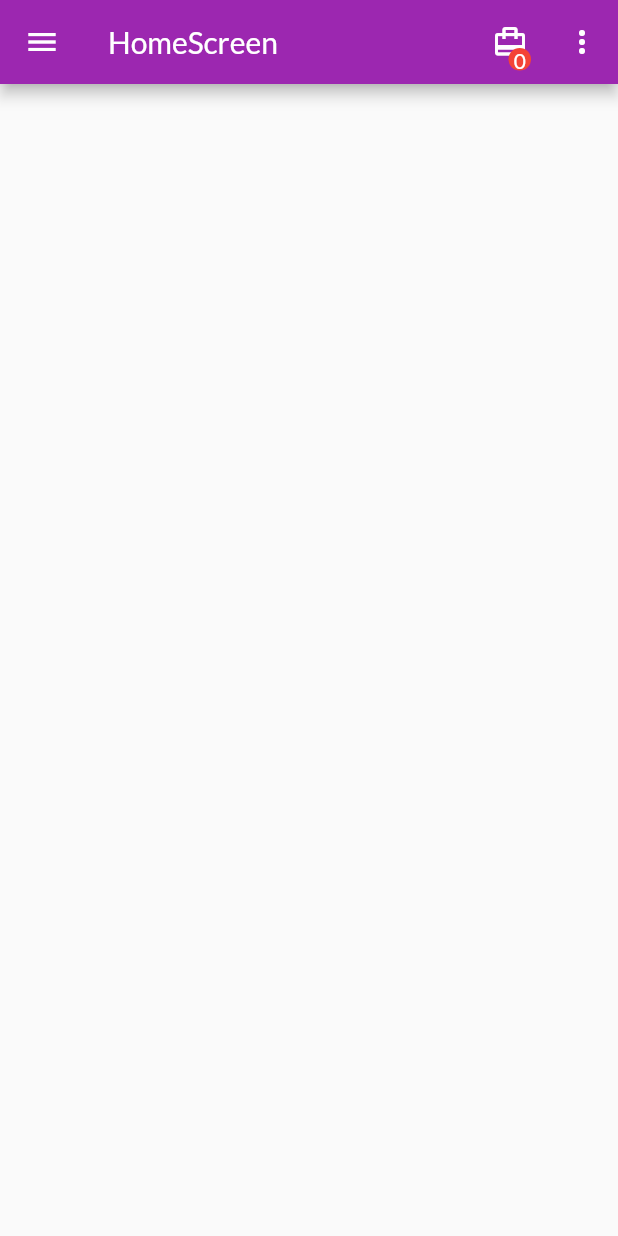
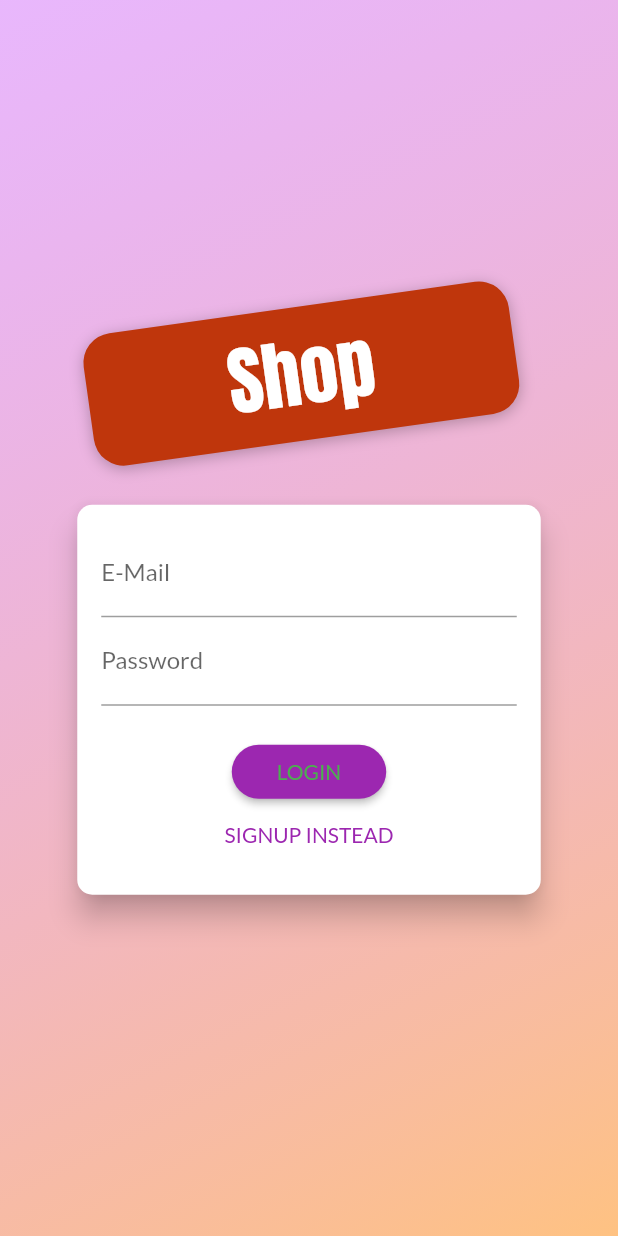
Before and after one commit to FahadNakash/ShopApp_Getx, a Flutter app: the screen it shows after launch, on a phone screen of 412 x 824 dp. Run offline on Flutter 3.47's test engine with Material 2 defaults, Android fonts, the phone set to English and light mode, and no system bars; our stand-ins replace cloud_firestore, firebase_auth, firebase_core, fluttertoast, get; accounts and stored records are empty.

Commit message:
working on Authentication add signout  and Login method

```diff
--- /dev/null
+++ b/lib/controller/auth_controller.dart
@@ -0,0 +1,133 @@
+import 'package:flutter/cupertino.dart';
+import 'package:flutter/material.dart';
+import 'package:get/get.dart';
+import 'package:firebase_auth/firebase_auth.dart';
+import 'package:shopapp_getx/screens/product_overview_screen.dart';
+import 'package:fluttertoast/fluttertoast.dart';
+import '../screens/auth_screen.dart';
+// class AuthController extends GetxController{
+//   late String _token;
+//   late String _userId;
+//   late Rx<DateTime> _expiry=DateTime.now().obs;
+//
+//   bool? get isAuth{
+//     return token!=null;
+//   }
+//
+//   String? get token{
+//     if (_token!=null && _expiry.value.isAfter(DateTime.now()) && _expiry!=null) {
+//       return token;
+//     }
+//     return null;
+//   }
+//
+//   final String apiKey='AIzaSyAZ8wWGnsLXHEjntBYzf4LJZFhosPa_Ow8';
+//
+//   static AuthController get authGetter=>Get.find<AuthController>();
+//   //signup
+//   Future<void> sigUp(String email,String password)async{
+// try{
+//   var url=Uri.parse('https://identitytoolkit.googleapis.com/v1/accounts:signUp?key=$apiKey');
+//   final response=await http.post(url,body:json.encode({
+//     'email':email,
+//     'password':password,
+//     'returnSecureToken':true
+//   }));
+//   if (json.decode(response.body)['error']!=null) {
+//     throw HttpException(json.decode(response.body)['error']['message']);
+//   }
+//   _token=json.decode(response.body)['idToken'];
+//   _userId=json.decode(response.body)['localId'];
+//   _expiry.value=DateTime.now().add(Duration( seconds: json.decode(response.body)['expiresIn']));
+// }catch(error){
+//  throw(error);
+// }
+//   }
+//
+//   //login
+//   Future<void> logIn(String email,String password)async{
+//    try{
+//      var url=Uri.parse('https://identitytoolkit.googleapis.com/v1/accounts:signInWithPassword?key=$apiKey');
+//      final response=await http.post(url,body: json.encode({
+//        'email':email,
+//        'password':password,
+//        'returnSecureToken':true
+//      }));
+//      print(json.decode(response.body));
+//      if (json.decode(response.body)['error']!=null){
+//        throw HttpException(json.decode(response.body)['error']['message']);
+//      }
+//    }catch(error){
+//      throw error;
+//    }
+//
+//
+//
+//   }
+//
+//
+//
+//
+// }
+class AuthController extends GetxController{
+  static AuthController get authGetter =>Get.find<AuthController>();
+  FirebaseAuth _auth=FirebaseAuth.instance;
+  //get the username ,email,password
+  late Rx<User?> user;
+  @override
+  void onReady() {
+    super.onReady();
+    user=Rx<User?>(_auth.currentUser);
+    //our user now notify...
+    user.bindStream(_auth.userChanges());
+    //triggle whenever userchanges appear
+    ever(user, _initialScreen);
+  }
+
+  _initialScreen(User? user){
+    if (user==null) {
+      Get.offAll(()=>AuthScreen());
+    }else{
+      Get.offAll(()=>ProductOverViewScreen());
+    }
+  }
+
+  Future<void> signUp(String email,String password)async{
+    try{
+      await _auth.createUserWithEmailAndPassword(email: email, password: password);
+      print('Success');
+    }on FirebaseAuthException catch(e){
+      Fluttertoast.showToast(msg: e.message.toString());
+     // Get.defaultDialog(title: 'Alert',content: Text(e.message.toString()),actions: [TextButton(onPressed: (){Get.back();}, child: Text('ok'))]);
+    }catch(error){
+      Get.snackbar('Alert', error.toString(),duration: Duration(seconds: 1));
+    }
+
+
+  }
+  Future<void> logIn(String email,String password)async{
+    try{
+      await _auth.signInWithEmailAndPassword(email: email, password: password);
+      print('Success');
+    }on FirebaseAuthException catch(e){
+      Fluttertoast.showToast(msg: e.message.toString(),gravity: ToastGravity.TOP);
+     // Get.defaultDialog(title: 'Alert',content: Text(e.message.toString()),actions: [TextButton(onPressed: (){Get.back();}, child: Text('ok'))]);
+
+    }
+    catch(error){
+      Get.defaultDialog(title: 'Alert',content: Text(error.toString()),actions: [TextButton(onPressed: (){Get.back();}, child: Text('ok'))]);
+    }
+
+
+  }
+  Future<void> signOut(String email,String password)async{
+    try{
+      await _auth.signOut();
+    }catch(error){
+      Get.snackbar('Alert', error.toString(),duration: Duration(seconds: 1));
+    }
+
+
+  }
+
+}
--- a/lib/main.dart
+++ b/lib/main.dart
@@ -1,3 +1,5 @@
+import 'package:cloud_firestore/cloud_firestore.dart';
+import 'package:firebase_auth/firebase_auth.dart';
 import 'package:flutter/material.dart';
 import 'package:get/get.dart';
 import 'package:shopapp_getx/controller/order_controller.dart';
@@ -10,11 +12,17 @@ import 'screens/cart_screen.dart';
 import 'screens/order_screen.dart';
 import 'screens/user_product_screen.dart';
 import 'screens/edit_product_screen.dart';
+import 'screens/auth_screen.dart';
+import 'controller/auth_controller.dart';
+import 'package:firebase_core/firebase_core.dart';
 
-void main() {
+Future<void> main()async {
+  WidgetsFlutterBinding.ensureInitialized();
+ await Firebase.initializeApp().then((value) => Get.put(AuthController()));
   Get.put(CartController());
   Get.put(ProductsController());
   Get.put(OrderController());
+  Get.lazyPut(() => AuthController());
   runApp(const MyApp());
 }
 class MyApp extends StatelessWidget {
@@ -32,14 +40,15 @@ class MyApp extends StatelessWidget {
         accentColor: Colors.orangeAccent,
         fontFamily: 'Lato'
       ),
-      home: ProductOverViewScreen(),
+      home: AuthScreen(),
       getPages: [
         GetPage(name: '/product_overview_screen', page: ()=>ProductOverViewScreen()),
         GetPage(name: '/product_detail_screen', page: ()=>ProductDetailScreen()),
         GetPage(name: '/cart_screen', page: ()=>CartScreen()),
         GetPage(name: '/order_screen', page: ()=>OrderScreen()),
         GetPage(name: '/user_product_screen', page:()=>UserProductScreen()),
-        GetPage(name: '/edit_product_screen', page:()=>EditProductScreen())
+        GetPage(name: '/edit_product_screen', page:()=>EditProductScreen()),
+        GetPage(name: '/auth_screen', page:()=>AuthScreen())
       ],
     );
   }
--- /dev/null
+++ b/lib/screens/auth_screen.dart
@@ -0,0 +1,253 @@
+import 'dart:math';
+import 'package:flutter/material.dart';
+import 'package:get/get.dart';
+import 'package:shopapp_getx/controller/auth_controller.dart';
+import 'package:shopapp_getx/helper_functions/custom_exception.dart';
+
+enum AuthMode { Signup, Login }
+
+class AuthScreen extends StatelessWidget{
+
+  @override
+  Widget build(BuildContext context) {
+    final deviceSize = MediaQuery.of(context).size;
+
+    // final transformConfig = Matrix4.rotationZ(-8 * pi / 180);
+    // transformConfig.translate(-10.0);
+    return Scaffold(
+      // resizeToAvoidBottomInset: false,
+      body: Stack(
+        children: <Widget>[
+          Container(
+            decoration: BoxDecoration(
+              gradient: LinearGradient(
+                colors: [
+                  Color.fromRGBO(215, 117, 255, 1).withOpacity(0.5),
+                  Color.fromRGBO(255, 188, 117, 1).withOpacity(0.9),
+                ],
+                begin: Alignment.topLeft,
+                end: Alignment.bottomRight,
+                stops: [0, 1],
+              ),
+            ),
+          ),
+          SingleChildScrollView(
+            child: Container(
+              height: deviceSize.height,
+              width: deviceSize.width,
+              child: Column(
+                mainAxisAlignment: MainAxisAlignment.center,
+                crossAxisAlignment: CrossAxisAlignment.center,
+                children: <Widget>[
+                  Flexible(
+                    child: Container(
+                      margin: EdgeInsets.only(bottom: 20.0),
+                      padding: EdgeInsets.symmetric(vertical: 8.0, horizontal: 94.0),
+                      transform: Matrix4.rotationZ(-8 * pi / 180)..translate(-10.0),
+                      // ..translate(-10.0),
+                      decoration: BoxDecoration(
+                        borderRadius: BorderRadius.circular(20),
+                        color: Colors.deepOrange.shade900,
+                        boxShadow: [
+                          BoxShadow(
+                            blurRadius: 8,
+                            color: Colors.black26,
+                            offset: Offset(0, 2),
+                          )
+                        ],
+                      ),
+                      child: Text(
+                        'Shop',
+                        style: TextStyle(
+                          color: Colors.white,
+                          fontSize: 50,
+                          fontFamily: 'Anton',
+                          fontWeight: FontWeight.normal,
+                        ),
+                      ),
+                    ),
+                  ),
+                  Flexible(
+                    flex: deviceSize.width > 600 ? 2 : 1,
+                    child: AuthCard(),
+                  ),
+                ],
+              ),
+            ),
+          ),
+        ],
+      ),
+    );
+  }
+}
+
+class AuthCard extends StatefulWidget {
+  const AuthCard({
+    Key? key,
+  }) : super(key: key);
+
+  @override
+  _AuthCardState createState() => _AuthCardState();
+}
+
+class _AuthCardState extends State<AuthCard> {
+  final GlobalKey<FormState> _formKey = GlobalKey();
+  AuthMode _authMode = AuthMode.Login;
+  final authController=AuthController.authGetter;
+  Map<String, String> _authData = {
+    'email': '',
+    'password': '',
+  };
+  var _isLoading = false;
+  final _passwordController = TextEditingController();
+
+  Future<void> _submit() async{
+    if (!_formKey.currentState!.validate()) {
+      // Invalid!
+      return;
+    }
+    _formKey.currentState!.save();
+    setState(() {
+      _isLoading = true;
+    });
+    try{
+      if (_authMode == AuthMode.Login) {
+        // Log user in
+        // await authController.logIn(_authData['email']!, _authData['password']!);
+        await authController.logIn(_authData['email']!, _authData['password']!);
+
+      } else {
+        // await authController.sigUp(_authData['email']!, _authData['password']!);
+        await authController.signUp(_authData['email']!, _authData['password']!);
+        // Sign user up
+      }
+    }on HttpException catch(error){
+      var errorMessage='error occured';
+      if (error.toString().contains('EMAIL_NOT_FOUND')) {
+        errorMessage='EMAIL_NOT_FOUND';
+      }
+      if (error.toString().contains('INVALID_PASSWORD')) {
+        errorMessage='INVALID_PASSWORD';
+      }
+      if (error.toString().contains('USER_DISABLED')) {
+        errorMessage='USER_DISABLED';
+      }
+      if (error.toString().contains('EMAIL_EXISTS')) {
+        errorMessage='Email-Already-Exist';
+      }else if (error.toString().contains('OPERATION_NOT_ALLOWED')) {
+        errorMessage='Account Freezed';
+      }else if (error.toString().contains('TOO_MANY_ATTEMPTS_TRY_LATER')){
+        errorMessage='To Many Attempt';
+      }
+      Get.defaultDialog(title: errorMessage.toString(),content: Text('SomeThing Wrong'),actions: [FlatButton(onPressed: (){Get.back();}, child: Text('OKEY'))]);
+    }catch(error){
+      Get.defaultDialog(title: error.toString(),content: Text('Something Wrong'),actions: [FlatButton(onPressed: (){Get.back();}, child: Text('OKEY'))]);
+
+    }
+
+    setState(() {
+      _isLoading = false;
+    });
+  }
+
+  void _switchAuthMode() {
+    if (_authMode == AuthMode.Login) {
+      setState(() {
+        _authMode = AuthMode.Signup;
+      });
+    } else {
+      setState(() {
+        _authMode = AuthMode.Login;
+      });
+    }
+  }
+
+  @override
+  Widget build(BuildContext context) {
+    final deviceSize = MediaQuery.of(context).size;
+    return Card(
+      shape: RoundedRectangleBorder(
+        borderRadius: BorderRadius.circular(10.0),
+      ),
+      elevation: 8.0,
+      child: Container(
+        height: _authMode == AuthMode.Signup ? 320 : 260,
+        constraints: BoxConstraints(minHeight: _authMode == AuthMode.Signup ? 320 : 260),
+        width: deviceSize.width * 0.75,
+        padding: EdgeInsets.all(16.0),
+        child: Form(
+          key: _formKey,
+          child: SingleChildScrollView(
+            child: Column(
+              children: <Widget>[
+                TextFormField(
+                  decoration: InputDecoration(labelText: 'E-Mail'),
+                  keyboardType: TextInputType.emailAddress,
+                  validator: (value) {
+                    if (value!.isEmpty || !value.contains('@') || !value.endsWith('.com')) {
+                      return 'Invalid email!';
+                    }
+                  },
+                  onSaved: (value) {
+                    _authData['email'] = value!;
+                  },
+                ),
+                TextFormField(
+                  decoration: InputDecoration(labelText: 'Password'),
+                  obscureText: true,
+                  controller: _passwordController,
+                  validator: (value) {
+                    if (value!.isEmpty || value.length < 5) {
+                      return 'Password is too short!';
+                    }
+                  },
+                  onSaved: (value) {
+                    _authData['password'] = value!;
+                  },
+                ),
+                if (_authMode == AuthMode.Signup)
+                  TextFormField(
+                    enabled: _authMode == AuthMode.Signup,
+                    decoration: InputDecoration(labelText: 'Confirm Password'),
+                    obscureText: true,
+                    validator: _authMode == AuthMode.Signup?(value) {
+                      if (value != _passwordController.text) {
+                        return 'Passwords do not match!';
+                      }
+                    }
+                        : null,
+                  ),
+                SizedBox(
+                  height: 20,
+                ),
+                if (_isLoading)
+                  CircularProgressIndicator()
+                else
+                  RaisedButton(
+                    child:
+                    Text(_authMode == AuthMode.Login ? 'LOGIN' : 'SIGN UP'),
+                    onPressed: _submit,
+                    shape: RoundedRectangleBorder(
+                      borderRadius: BorderRadius.circular(30),
+                    ),
+                    padding:
+                    EdgeInsets.symmetric(horizontal: 30.0, vertical: 8.0),
+                    color: Theme.of(context).primaryColor,
+                    textColor: Colors.green,
+                  ),
+                FlatButton(
+                  child: Text(
+                      '${_authMode == AuthMode.Login ? 'SIGNUP' : 'LOGIN'} INSTEAD'),
+                  onPressed: _switchAuthMode,
+                  padding: EdgeInsets.symmetric(horizontal: 30.0, vertical: 4),
+                  materialTapTargetSize: MaterialTapTargetSize.shrinkWrap,
+                  textColor: Theme.of(context).primaryColor,
+                ),
+              ],
+            ),
+          ),
+        ),
+      ),
+    );
+  }
+}
--- a/lib/screens/product_overview_screen.dart
+++ b/lib/screens/product_overview_screen.dart
@@ -6,6 +6,7 @@ import '../controller/cart_controller.dart';
 import '../screens/cart_screen.dart';
 import '../widgets/app_drawer.dart';
 import '../widgets/product_grid.dart';
+import '../controller/auth_controller.dart';
 enum FilterOptions {
   IsFavorite,
   All,
--- a/pubspec.yaml
+++ b/pubspec.yaml
@@ -31,6 +31,9 @@ dependencies:
     sdk: flutter
   get: ^4.5.1
   http: ^0.13.4
+  firebase_auth: ^3.3.5
+  cloud_firestore: ^3.1.6
+  fluttertoast: ^8.0.8
 
   # The following adds the Cupertino Icons font to your application.
   # Use with the CupertinoIcons class for iOS style icons.
```
Also changed, not shown: lib/widgets/app_drawer.dart (+8 -0 lines), pubspec.lock, 1 other file.
